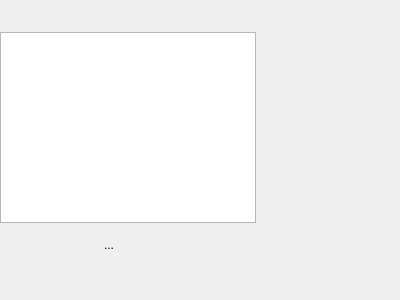
Qt form src/ui/reosgmshresolutioncontroller.ui (vcloarec/ReosProject) before a commit.
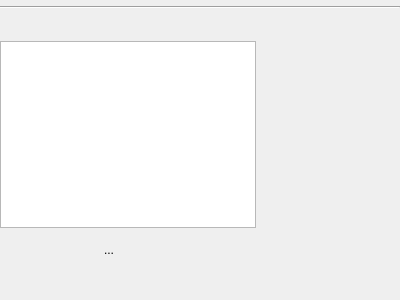
The same form after that commit. Icons and pictures are not drawn. Custom widgets are drawn as their Qt base class.

What changed in the file:
```diff
--- a/src/ui/reosgmshresolutioncontroller.ui
+++ b/src/ui/reosgmshresolutioncontroller.ui
@@ -50,26 +50,10 @@
      </layout>
     </widget>
    </item>
-   <item row="2" column="0">
+   <item row="3" column="0">
     <widget class="QListView" name="mPolygonClassView"/>
    </item>
-   <item row="1" column="0">
-    <widget class="ReosParameterDoubleWidget" name="mDefaultSizeParameterWidget" native="true"/>
-   </item>
-   <item row="1" column="1">
-    <spacer name="horizontalSpacer">
-     <property name="orientation">
-      <enum>Qt::Horizontal</enum>
-     </property>
-     <property name="sizeHint" stdset="0">
-      <size>
-       <width>40</width>
-       <height>20</height>
-      </size>
-     </property>
-    </spacer>
-   </item>
-   <item row="4" column="0">
+   <item row="5" column="0">
     <spacer name="verticalSpacer">
      <property name="orientation">
       <enum>Qt::Vertical</enum>
@@ -82,7 +66,20 @@
      </property>
     </spacer>
    </item>
-   <item row="3" column="0">
+   <item row="2" column="1">
+    <spacer name="horizontalSpacer">
+     <property name="orientation">
+      <enum>Qt::Horizontal</enum>
+     </property>
+     <property name="sizeHint" stdset="0">
+      <size>
+       <width>40</width>
+       <height>20</height>
+      </size>
+     </property>
+    </spacer>
+   </item>
+   <item row="4" column="0">
     <layout class="QHBoxLayout" name="horizontalLayout_2">
      <property name="topMargin">
       <number>0</number>
@@ -152,6 +149,22 @@
      </item>
     </layout>
    </item>
+   <item row="2" column="0">
+    <widget class="ReosParameterDoubleWidget" name="mDefaultSizeParameterWidget" native="true"/>
+   </item>
+   <item row="1" column="0" colspan="2">
+    <widget class="Line" name="line">
+     <property name="minimumSize">
+      <size>
+       <width>0</width>
+       <height>0</height>
+      </size>
+     </property>
+     <property name="orientation">
+      <enum>Qt::Horizontal</enum>
+     </property>
+    </widget>
+   </item>
   </layout>
  </widget>
  <customwidgets>
```
